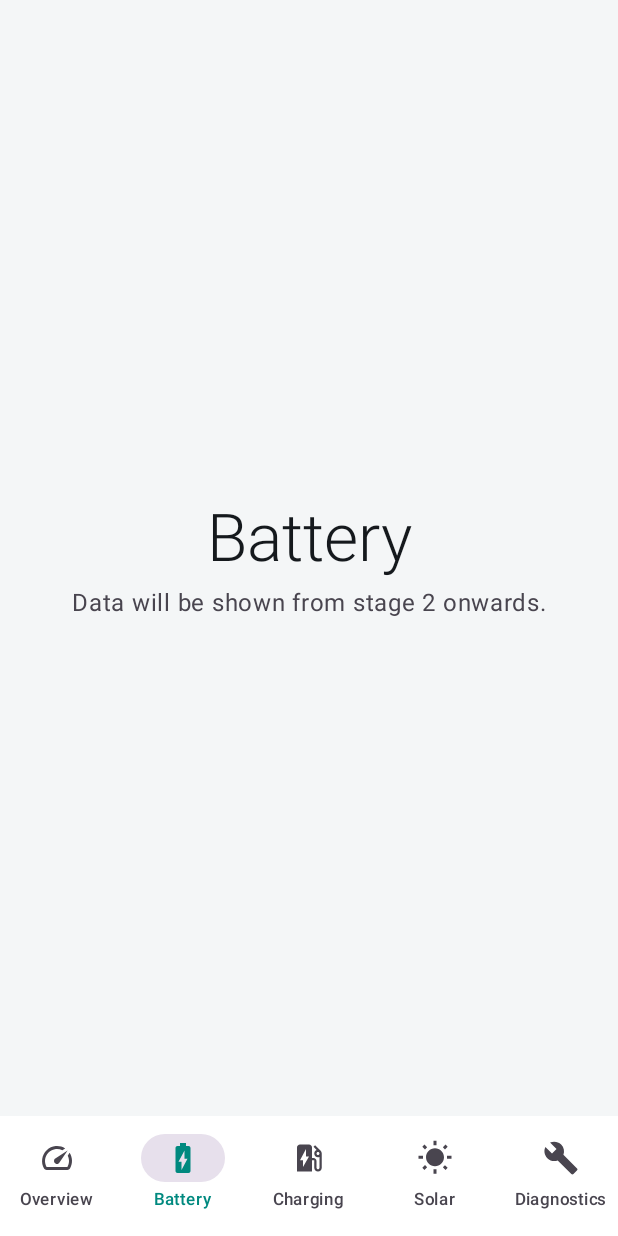
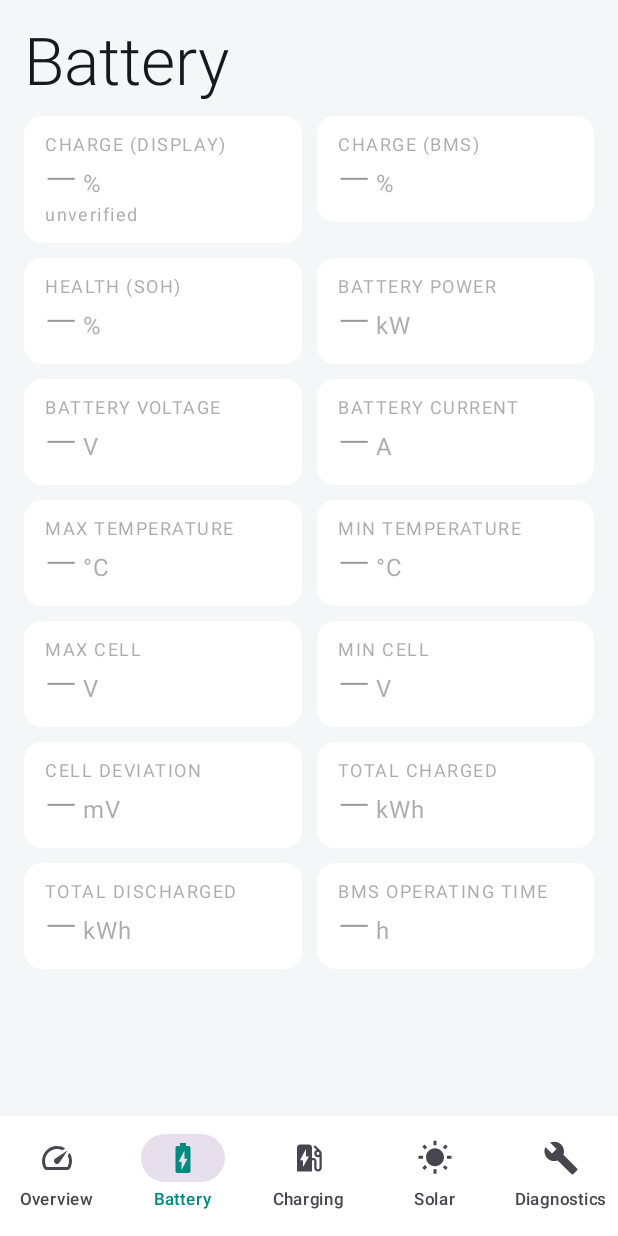
Before and after one commit to eplik82/Ioniq5_app, an Android app built with Jetpack Compose: the screen it shows after launch (MainActivity), item 2 of the bottom bar chosen, on a phone screen of 412 x 824 dp. Run offline under Robolectric (Android 15) with nearby library versions, the phone set to English and light mode, and no system bars.

Commit message:
Stage 2: live overview and battery screens
- ConnectionManager starts the poller after connecting; polling pauses
  during diagnostics and is kept out of the traffic log
- Overview: SOC with pixel gauge, battery power, voltage, temperatures,
  12 V, odometer, solar panel voltage (unverified)
- Battery: SOC/SOH, current, temperatures, cell min/max/deviation,
  cumulative energy, cell voltage heatmap
- Stale values are dimmed

Co-Authored-By: Claude Opus 5.5 <noreply@anthropic.com>
Claude-Session: https://claude.ai/code/session_01M9Xar97AQkJ9rGqLFBecq9

```diff
--- a/app/src/main/java/com/eplik/ioniq5/connection/ConnectionManager.kt
+++ b/app/src/main/java/com/eplik/ioniq5/connection/ConnectionManager.kt
@@ -5,6 +5,9 @@ import com.eplik.ioniq5.ble.BleTransport
 import com.eplik.ioniq5.ble.FoundDevice
 import com.eplik.ioniq5.core.elm.Elm327
 import com.eplik.ioniq5.core.elm.TrafficEntry
+import com.eplik.ioniq5.core.pid.Ioniq5Pids
+import com.eplik.ioniq5.core.poll.Poller
+import com.eplik.ioniq5.core.poll.Readings
 import com.eplik.ioniq5.core.transport.Transport
 import com.eplik.ioniq5.core.transport.TransportState
 import kotlinx.coroutines.CoroutineScope
@@ -35,6 +38,13 @@ class ConnectionManager(
     private val _traffic = MutableStateFlow<List<TrafficEntry>>(emptyList())
     val traffic: StateFlow<List<TrafficEntry>> = _traffic.asStateFlow()
 
+    /** Viimased näidud; jäävad alles ka pärast ühenduse katkemist (UI näitab neid aegununa). */
+    private val _readings = MutableStateFlow<Readings>(emptyMap())
+    val readings: StateFlow<Readings> = _readings.asStateFlow()
+
+    private var poller: Poller? = null
+    private var pollJob: Job? = null
+
     private val prefs = context.getSharedPreferences("connection", Context.MODE_PRIVATE)
 
     private var transport: Transport? = null
@@ -61,6 +71,7 @@ class ConnectionManager(
                 elm = driver
                 prefs.edit().putString(KEY_LAST_ADDRESS, found.address).apply()
                 _status.value = ConnectionStatus.Connected(name, version)
+                startPolling(driver)
                 // Kui ühendus katkeb, märgime selle
                 newTransport.state.drop(1).first { it != TransportState.CONNECTED }
                 if (transport === newTransport) {
@@ -83,15 +94,34 @@ class ConnectionManager(
         }
     }
 
+    /** Peatab pollimise näiteks diagnostika skaneerimise ajaks. */
+    fun setPollingPaused(paused: Boolean) {
+        poller?.paused?.value = paused
+    }
+
+    private fun startPolling(driver: Elm327) {
+        val newPoller = Poller(driver, Ioniq5Pids.ALL)
+        poller = newPoller
+        pollJob = scope.launch {
+            launch { newPoller.readings.collect { latest -> _readings.update { it + latest } } }
+            newPoller.run()
+        }
+    }
+
     fun clearTraffic() {
         _traffic.value = emptyList()
     }
 
     private fun addTraffic(entry: TrafficEntry) {
+        // Pidevat pollimist logisse ei kirjuta, ainult seadistust ja diagnostikat (pollimine on siis peatatud)
+        if (poller?.paused?.value == false) return
         _traffic.update { (it + entry).takeLast(MAX_TRAFFIC) }
     }
 
     private suspend fun closeCurrent() {
+        pollJob?.cancel()
+        pollJob = null
+        poller = null
         elm = null
         transport?.let {
             transport = null
--- a/app/src/main/java/com/eplik/ioniq5/ui/Ioniq5App.kt
+++ b/app/src/main/java/com/eplik/ioniq5/ui/Ioniq5App.kt
@@ -26,6 +26,7 @@ import androidx.compose.ui.platform.LocalContext
 import androidx.lifecycle.compose.collectAsStateWithLifecycle
 import com.eplik.ioniq5.Ioniq5Application
 import com.eplik.ioniq5.ui.diagnostics.DiagnosticsScreen
+import com.eplik.ioniq5.ui.screens.BatteryScreen
 import com.eplik.ioniq5.ui.screens.ConnectionScreen
 import androidx.compose.ui.res.stringResource
 import androidx.compose.ui.text.style.TextOverflow
@@ -45,6 +46,7 @@ private enum class Tab(@StringRes val label: Int, val icon: ImageVector, val sta
 fun Ioniq5App() {
     val connection = (LocalContext.current.applicationContext as Ioniq5Application).connection
     val status by connection.status.collectAsStateWithLifecycle()
+    val readings by connection.readings.collectAsStateWithLifecycle()
     var selected by rememberSaveable { mutableStateOf(Tab.OVERVIEW) }
     var showConnection by rememberSaveable { mutableStateOf(false) }
     Scaffold(
@@ -81,7 +83,8 @@ fun Ioniq5App() {
         val modifier = Modifier.padding(padding)
         when {
             showConnection -> ConnectionScreen(connection, onBack = { showConnection = false }, modifier = modifier)
-            selected == Tab.OVERVIEW -> OverviewScreen(status, onConnectionClick = { showConnection = true }, modifier = modifier)
+            selected == Tab.OVERVIEW -> OverviewScreen(status, readings, onConnectionClick = { showConnection = true }, modifier = modifier)
+            selected == Tab.BATTERY -> BatteryScreen(readings, modifier)
             selected == Tab.DIAGNOSTICS -> DiagnosticsScreen(onConnectionClick = { showConnection = true }, modifier = modifier)
             else -> PlaceholderScreen(stringResource(selected.label), selected.stage, modifier)
         }
--- /dev/null
+++ b/app/src/main/java/com/eplik/ioniq5/ui/components/CellHeatmap.kt
@@ -0,0 +1,41 @@
+package com.eplik.ioniq5.ui.components
+
+import androidx.compose.foundation.Canvas
+import androidx.compose.foundation.layout.aspectRatio
+import androidx.compose.runtime.Composable
+import androidx.compose.ui.Modifier
+import androidx.compose.ui.geometry.CornerRadius
+import androidx.compose.ui.geometry.Offset
+import androidx.compose.ui.geometry.Size
+import androidx.compose.ui.graphics.Color
+import androidx.compose.ui.graphics.lerp
+import com.eplik.ioniq5.ui.theme.Accent
+import com.eplik.ioniq5.ui.theme.Warning
+
+private val Low = Color(0xFF3D6FD8)
+
+/**
+ * Elementide pinged pikslitena: madalaim sinine, keskmine türkiis, kõrgeim oranž.
+ * Kui kõik on võrdsed, on kõik türkiissed.
+ */
+@Composable
+fun CellHeatmap(cells: List<Double>, modifier: Modifier = Modifier, columns: Int = 12) {
+    if (cells.isEmpty()) return
+    val rows = (cells.size + columns - 1) / columns
+    val min = cells.min()
+    val max = cells.max()
+    Canvas(modifier.aspectRatio(columns.toFloat() / rows)) {
+        val cell = size.width / columns
+        val gap = cell * 0.15f
+        cells.forEachIndexed { index, v ->
+            val t = if (max > min) ((v - min) / (max - min)).toFloat() else 0.5f
+            val color = if (t < 0.5f) lerp(Low, Accent, t * 2) else lerp(Accent, Warning, (t - 0.5f) * 2)
+            drawRoundRect(
+                color = color,
+                topLeft = Offset((index % columns) * cell + gap / 2, (index / columns) * cell + gap / 2),
+                size = Size(cell - gap, cell - gap),
+                cornerRadius = CornerRadius(gap / 2),
+            )
+        }
+    }
+}
--- /dev/null
+++ b/app/src/main/java/com/eplik/ioniq5/ui/components/Ticker.kt
@@ -0,0 +1,15 @@
+package com.eplik.ioniq5.ui.components
+
+import androidx.compose.runtime.Composable
+import androidx.compose.runtime.State
+import androidx.compose.runtime.produceState
+import kotlinx.coroutines.delay
+
+/** Praegune aeg, uueneb kord sekundis (näitude aegumise kuvamiseks). */
+@Composable
+fun rememberNow(): State<Long> = produceState(System.currentTimeMillis()) {
+    while (true) {
+        delay(1_000)
+        value = System.currentTimeMillis()
+    }
+}
--- /dev/null
+++ b/app/src/main/java/com/eplik/ioniq5/ui/components/ValueTile.kt
@@ -0,0 +1,69 @@
+package com.eplik.ioniq5.ui.components
+
+import androidx.compose.foundation.background
+import androidx.compose.foundation.layout.Column
+import androidx.compose.foundation.layout.Row
+import androidx.compose.foundation.layout.Spacer
+import androidx.compose.foundation.layout.fillMaxWidth
+import androidx.compose.foundation.layout.padding
+import androidx.compose.foundation.layout.width
+import androidx.compose.foundation.shape.RoundedCornerShape
+import androidx.compose.material3.MaterialTheme
+import androidx.compose.material3.Text
+import androidx.compose.runtime.Composable
+import androidx.compose.ui.Alignment
+import androidx.compose.ui.Modifier
+import androidx.compose.ui.draw.alpha
+import androidx.compose.ui.text.style.TextOverflow
+import androidx.compose.ui.unit.dp
+import androidx.compose.ui.unit.sp
+import com.eplik.ioniq5.core.poll.Reading
+import java.util.Locale
+
+/** Näidu vanuse piir, millest alates näit kuvatakse tuhmina. */
+const val STALE_AFTER_MS = 15_000L
+
+fun Reading?.isFresh(nowMs: Long): Boolean = this != null && nowMs - timeMs < STALE_AFTER_MS
+
+fun formatValue(value: Double?, decimals: Int): String =
+    value?.let { String.format(Locale.getDefault(), "%.${decimals}f", it) } ?: "—"
+
+/** Üks näit: silt, väärtus ja ühik. Aegunud väärtus on tuhm. */
+@Composable
+fun ValueTile(
+    label: String,
+    value: String,
+    unit: String,
+    fresh: Boolean,
+    modifier: Modifier = Modifier,
+    detail: String? = null,
+) {
+    Column(
+        modifier
+            .fillMaxWidth()
+            .background(MaterialTheme.colorScheme.surface, RoundedCornerShape(12.dp))
+            .padding(horizontal = 14.dp, vertical = 12.dp)
+            .alpha(if (fresh) 1f else 0.45f),
+    ) {
+        Text(
+            label.uppercase(),
+            style = MaterialTheme.typography.labelMedium,
+            color = MaterialTheme.colorScheme.onSurfaceVariant,
+            maxLines = 1,
+            overflow = TextOverflow.Ellipsis,
+        )
+        Row(verticalAlignment = Alignment.Bottom) {
+            Text(value, fontSize = 28.sp, style = MaterialTheme.typography.displayMedium, maxLines = 1)
+            Spacer(Modifier.width(4.dp))
+            Text(
+                unit,
+                style = MaterialTheme.typography.titleMedium,
+                color = MaterialTheme.colorScheme.onSurfaceVariant,
+                modifier = Modifier.padding(bottom = 4.dp),
+            )
+        }
+        detail?.let {
+            Text(it, style = MaterialTheme.typography.labelMedium, color = MaterialTheme.colorScheme.onSurfaceVariant)
+        }
+    }
+}
--- a/app/src/main/java/com/eplik/ioniq5/ui/diagnostics/DiagnosticsViewModel.kt
+++ b/app/src/main/java/com/eplik/ioniq5/ui/diagnostics/DiagnosticsViewModel.kt
@@ -127,9 +127,11 @@ class DiagnosticsViewModel(application: Application) : AndroidViewModel(applicat
         if (job?.isActive == true) return
         _message.value = null
         job = viewModelScope.launch {
+            connection.setPollingPaused(true)
             try {
                 block()
             } finally {
+                connection.setPollingPaused(false)
                 _progress.value = null
             }
         }
--- /dev/null
+++ b/app/src/main/java/com/eplik/ioniq5/ui/screens/BatteryScreen.kt
@@ -0,0 +1,91 @@
+package com.eplik.ioniq5.ui.screens
+
+import androidx.compose.foundation.layout.Arrangement
+import androidx.compose.foundation.layout.Column
+import androidx.compose.foundation.layout.fillMaxSize
+import androidx.compose.foundation.layout.fillMaxWidth
+import androidx.compose.foundation.layout.padding
+import androidx.compose.foundation.lazy.grid.GridCells
+import androidx.compose.foundation.lazy.grid.GridItemSpan
+import androidx.compose.foundation.lazy.grid.LazyVerticalGrid
+import androidx.compose.material3.MaterialTheme
+import androidx.compose.material3.Text
+import androidx.compose.runtime.Composable
+import androidx.compose.runtime.getValue
+import androidx.compose.ui.Modifier
+import androidx.compose.ui.res.stringResource
+import androidx.compose.ui.unit.dp
+import com.eplik.ioniq5.R
+import com.eplik.ioniq5.core.pid.Ioniq5Pids as P
+import com.eplik.ioniq5.core.poll.Readings
+import com.eplik.ioniq5.core.poll.batteryPowerKw
+import com.eplik.ioniq5.core.poll.cellVoltages
+import com.eplik.ioniq5.ui.components.CellHeatmap
+import com.eplik.ioniq5.ui.components.ValueTile
+import com.eplik.ioniq5.ui.components.formatValue
+import com.eplik.ioniq5.ui.components.isFresh
+import com.eplik.ioniq5.ui.components.rememberNow
+
+@Composable
+fun BatteryScreen(readings: Readings, modifier: Modifier = Modifier) {
+    val now by rememberNow()
+    val cells = readings.cellVoltages()
+
+    @Composable
+    fun tile(labelRes: Int, id: String, decimals: Int, unit: String, detail: String? = null) =
+        ValueTile(stringResource(labelRes), formatValue(readings[id]?.value, decimals), unit, readings[id].isFresh(now), detail = detail)
+
+    fun cellNo(id: String) = readings[id]?.value?.toInt()?.let { "#$it" }
+
+    LazyVerticalGrid(
+        columns = GridCells.Adaptive(minSize = 150.dp),
+        modifier = modifier.fillMaxSize().padding(horizontal = 16.dp),
+        horizontalArrangement = Arrangement.spacedBy(10.dp),
+        verticalArrangement = Arrangement.spacedBy(10.dp),
+    ) {
+        item(span = { GridItemSpan(maxLineSpan) }) {
+            Text(stringResource(R.string.tab_battery), style = MaterialTheme.typography.displayMedium, modifier = Modifier.padding(top = 16.dp))
+        }
+        item { tile(R.string.soc_display, P.SOC_DISPLAY, 1, "%", stringResource(R.string.candidate)) }
+        item { tile(R.string.soc_bms, P.SOC_BMS, 1, "%") }
+        item { tile(R.string.soh, P.SOH, 1, "%") }
+        item {
+            ValueTile(
+                stringResource(R.string.battery_power),
+                formatValue(readings.batteryPowerKw(), 1),
+                "kW",
+                readings[P.BATTERY_CURRENT].isFresh(now),
+            )
+        }
+        item { tile(R.string.battery_voltage, P.BATTERY_VOLTAGE, 1, "V") }
+        item { tile(R.string.battery_current, P.BATTERY_CURRENT, 1, "A") }
+        item { tile(R.string.temp_max, P.BATTERY_TEMP_MAX, 0, "°C") }
+        item { tile(R.string.temp_min, P.BATTERY_TEMP_MIN, 0, "°C") }
+        item { tile(R.string.cell_max, P.CELL_V_MAX, 2, "V", cellNo(P.CELL_V_MAX_NO)) }
+        item { tile(R.string.cell_min, P.CELL_V_MIN, 2, "V", cellNo(P.CELL_V_MIN_NO)) }
+        item {
+            val max = readings[P.CELL_V_MAX]?.value
+            val min = readings[P.CELL_V_MIN]?.value
+            ValueTile(
+                stringResource(R.string.cell_deviation),
+                formatValue(if (max != null && min != null) (max - min) * 1000 else null, 0),
+                "mV",
+                readings[P.CELL_V_MAX].isFresh(now),
+            )
+        }
+        item { tile(R.string.total_charged, P.CUMULATIVE_CHARGED_KWH, 1, "kWh") }
+        item { tile(R.string.total_discharged, P.CUMULATIVE_DISCHARGED_KWH, 1, "kWh") }
+        item { tile(R.string.operating_time, P.OPERATING_HOURS, 0, "h") }
+        if (cells.isNotEmpty()) {
+            item(span = { GridItemSpan(maxLineSpan) }) {
+                Column(Modifier.fillMaxWidth().padding(vertical = 12.dp), verticalArrangement = Arrangement.spacedBy(8.dp)) {
+                    Text(
+                        stringResource(R.string.cells_summary, cells.size, formatValue(cells.min(), 2), formatValue(cells.max(), 2)),
+                        style = MaterialTheme.typography.titleMedium,
+                    )
+                    CellHeatmap(cells, Modifier.fillMaxWidth())
+                }
+            }
+        }
+    }
+}
--- a/app/src/main/java/com/eplik/ioniq5/ui/screens/OverviewScreen.kt
+++ b/app/src/main/java/com/eplik/ioniq5/ui/screens/OverviewScreen.kt
@@ -5,35 +5,109 @@ import androidx.compose.foundation.layout.Column
 import androidx.compose.foundation.layout.fillMaxSize
 import androidx.compose.foundation.layout.fillMaxWidth
 import androidx.compose.foundation.layout.padding
+import androidx.compose.foundation.lazy.grid.GridCells
+import androidx.compose.foundation.lazy.grid.GridItemSpan
+import androidx.compose.foundation.lazy.grid.LazyVerticalGrid
 import androidx.compose.material3.MaterialTheme
 import androidx.compose.material3.OutlinedButton
 import androidx.compose.material3.Text
 import androidx.compose.runtime.Composable
+import androidx.compose.runtime.getValue
 import androidx.compose.ui.Alignment
 import androidx.compose.ui.Modifier
+import androidx.compose.ui.draw.alpha
 import androidx.compose.ui.res.stringResource
 import androidx.compose.ui.unit.dp
 import com.eplik.ioniq5.R
 import com.eplik.ioniq5.connection.ConnectionStatus
+import com.eplik.ioniq5.core.pid.Ioniq5Pids as P
+import com.eplik.ioniq5.core.poll.Readings
+import com.eplik.ioniq5.core.poll.batteryPowerKw
 import com.eplik.ioniq5.ui.components.PixelGauge
+import com.eplik.ioniq5.ui.components.ValueTile
+import com.eplik.ioniq5.ui.components.formatValue
+import com.eplik.ioniq5.ui.components.isFresh
+import com.eplik.ioniq5.ui.components.rememberNow
 
 @Composable
-fun OverviewScreen(status: ConnectionStatus, onConnectionClick: () -> Unit, modifier: Modifier = Modifier) {
+fun OverviewScreen(
+    status: ConnectionStatus,
+    readings: Readings,
+    onConnectionClick: () -> Unit,
+    modifier: Modifier = Modifier,
+) {
+    val now by rememberNow()
+    fun fresh(id: String) = readings[id].isFresh(now)
+
+    // Näidiku SOC, kui olemas; muidu BMS-i oma
+    val socId = if (readings[P.SOC_DISPLAY] != null) P.SOC_DISPLAY else P.SOC_BMS
+    val soc = readings[socId]
+    val power = readings.batteryPowerKw()
+    val powerFresh = fresh(P.BATTERY_VOLTAGE) && fresh(P.BATTERY_CURRENT)
+
+    LazyVerticalGrid(
+        columns = GridCells.Adaptive(minSize = 150.dp),
+        modifier = modifier.fillMaxSize().padding(horizontal = 16.dp),
+        horizontalArrangement = Arrangement.spacedBy(10.dp),
+        verticalArrangement = Arrangement.spacedBy(10.dp),
+    ) {
+        item(span = { GridItemSpan(maxLineSpan) }) {
             Column(
-        modifier = modifier.fillMaxSize().padding(24.dp),
+                Modifier.fillMaxWidth().padding(top = 16.dp).alpha(if (soc.isFresh(now)) 1f else 0.45f),
                 horizontalAlignment = Alignment.CenterHorizontally,
-        verticalArrangement = Arrangement.spacedBy(16.dp, Alignment.CenterVertically),
+                verticalArrangement = Arrangement.spacedBy(8.dp),
             ) {
                 Text(
-            text = stringResource(R.string.state_of_charge).uppercase(),
+                    stringResource(R.string.state_of_charge).uppercase(),
                     style = MaterialTheme.typography.labelMedium,
                     color = MaterialTheme.colorScheme.onSurfaceVariant,
                 )
-        // Andmed tulevad 2. etapis
-        Text(text = stringResource(R.string.no_value), style = MaterialTheme.typography.displayLarge)
-        PixelGauge(fraction = null, modifier = Modifier.fillMaxWidth(0.8f))
                 Text(
-            text = statusText(status),
+                    soc?.let { formatValue(it.value, 0) + " %" } ?: stringResource(R.string.no_value),
+                    style = MaterialTheme.typography.displayLarge,
+                )
+                PixelGauge(fraction = soc?.value?.div(100)?.toFloat(), modifier = Modifier.fillMaxWidth(0.8f))
+            }
+        }
+        item {
+            ValueTile(
+                stringResource(R.string.battery_power),
+                formatValue(power, 1),
+                "kW",
+                powerFresh,
+                detail = power?.let {
+                    stringResource(if (it < -0.1) R.string.charging_now else if (it > 0.1) R.string.discharging_now else R.string.idle_now)
+                },
+            )
+        }
+        item { ValueTile(stringResource(R.string.battery_voltage), formatValue(readings[P.BATTERY_VOLTAGE]?.value, 1), "V", fresh(P.BATTERY_VOLTAGE)) }
+        item {
+            ValueTile(
+                stringResource(R.string.battery_temp),
+                "${formatValue(readings[P.BATTERY_TEMP_MIN]?.value, 0)}…${formatValue(readings[P.BATTERY_TEMP_MAX]?.value, 0)}",
+                "°C",
+                fresh(P.BATTERY_TEMP_MAX),
+            )
+        }
+        item { ValueTile(stringResource(R.string.aux_battery), formatValue(readings[P.AUX_VOLTAGE]?.value, 1), "V", fresh(P.AUX_VOLTAGE)) }
+        item { ValueTile(stringResource(R.string.odometer), formatValue(readings[P.ODOMETER]?.value, 0), "km", readings[P.ODOMETER].isFresh(now - 60_000)) }
+        item {
+            ValueTile(
+                stringResource(R.string.solar_panel_voltage),
+                formatValue(readings[P.SOLAR_PANEL_VOLTAGE]?.value, 1),
+                "V",
+                fresh(P.SOLAR_PANEL_VOLTAGE),
+                detail = stringResource(R.string.candidate),
+            )
+        }
+        item(span = { GridItemSpan(maxLineSpan) }) {
+            Column(
+                Modifier.fillMaxWidth().padding(vertical = 16.dp),
+                horizontalAlignment = Alignment.CenterHorizontally,
+                verticalArrangement = Arrangement.spacedBy(8.dp),
+            ) {
+                Text(
+                    statusText(status),
                     style = MaterialTheme.typography.titleMedium,
                     color = if (status is ConnectionStatus.Failed) MaterialTheme.colorScheme.error else MaterialTheme.colorScheme.onSurfaceVariant,
                 )
@@ -42,3 +116,5 @@ fun OverviewScreen(status: ConnectionStatus, onConnectionClick: () -> Unit, modi
                 }
             }
         }
+    }
+}
--- a/app/src/main/res/values/strings.xml
+++ b/app/src/main/res/values/strings.xml
@@ -30,4 +30,27 @@
     <string name="share_log">Share log</string>
     <string name="clear">Clear</string>
     <string name="invalid_hex">ECU / DID: invalid hex</string>
+    <string name="battery_power">Battery power</string>
+    <string name="charging_now">Charging</string>
+    <string name="discharging_now">Discharging</string>
+    <string name="idle_now">Idle</string>
+    <string name="battery_voltage">Battery voltage</string>
+    <string name="battery_current">Battery current</string>
+    <string name="battery_temp">Battery temperature</string>
+    <string name="aux_battery">12 V battery</string>
+    <string name="odometer">Odometer</string>
+    <string name="solar_panel_voltage">Solar panel voltage</string>
+    <string name="candidate">unverified</string>
+    <string name="soc_display">Charge (display)</string>
+    <string name="soc_bms">Charge (BMS)</string>
+    <string name="soh">Health (SOH)</string>
+    <string name="temp_max">Max temperature</string>
+    <string name="temp_min">Min temperature</string>
+    <string name="cell_max">Max cell</string>
+    <string name="cell_min">Min cell</string>
+    <string name="cell_deviation">Cell deviation</string>
+    <string name="total_charged">Total charged</string>
+    <string name="total_discharged">Total discharged</string>
+    <string name="operating_time">BMS operating time</string>
+    <string name="cells_summary">%1$d cells, %2$s…%3$s V</string>
 </resources>
```
Also changed, not shown: 1 other file. Lines whose indentation alone changed are shown as unchanged.
